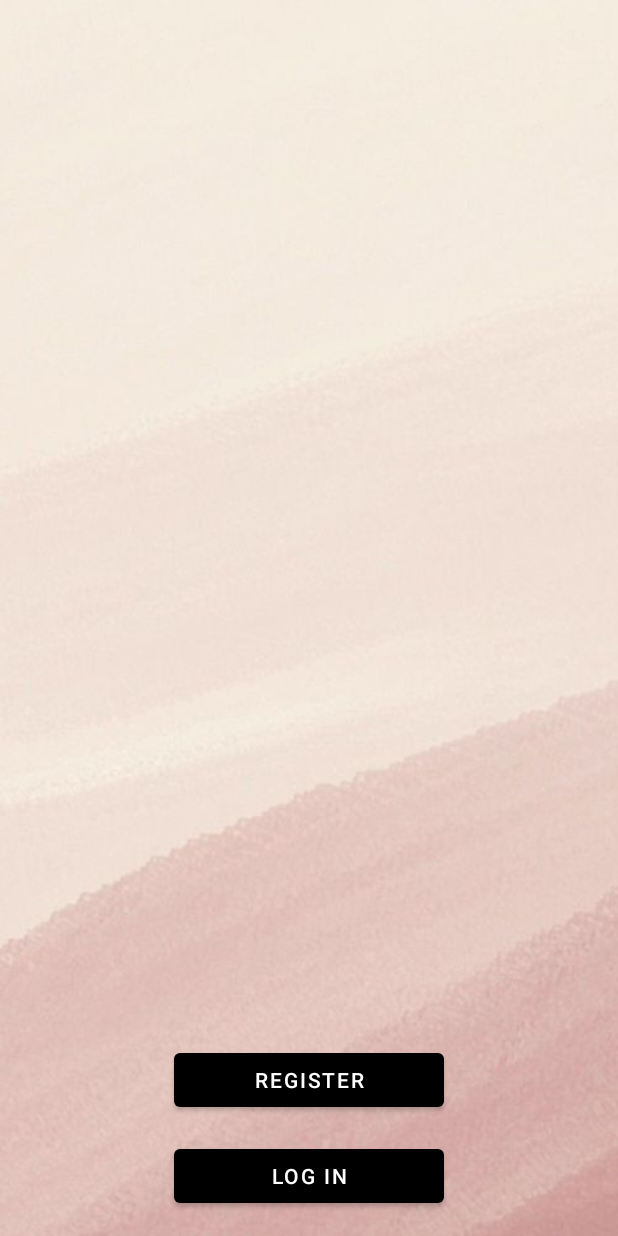
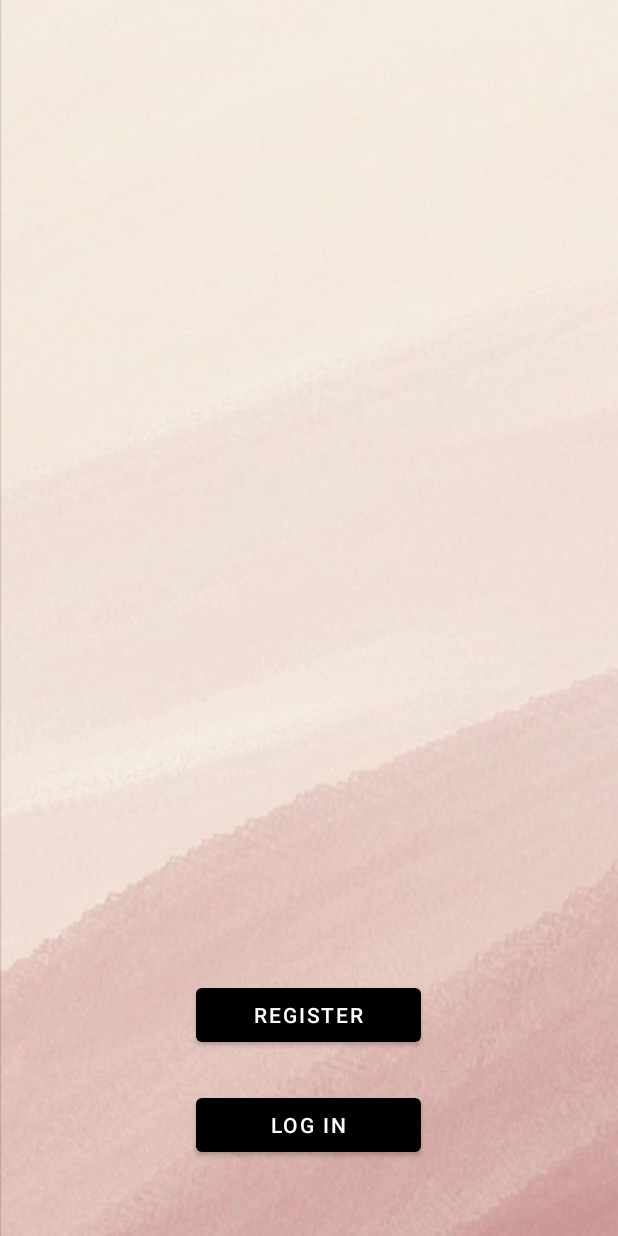
Before and after one commit to sabrinugh/Whistle, an Android app: the screen it shows after launch (startActivity), on a phone screen of 412 x 824 dp. Run offline under Robolectric (Android 15) with nearby library versions, the phone set to English and light mode, and no system bars; our stand-ins replace Firebase (no records; nobody signed in at launch, a user with empty details on screens opened directly).

Commit message:
Tidy layout

```diff
--- a/app/src/main/res/layout/activity_start.xml
+++ b/app/src/main/res/layout/activity_start.xml
@@ -4,40 +4,27 @@
     xmlns:tools="http://schemas.android.com/tools"
     android:layout_width="match_parent"
     android:layout_height="match_parent"
-    tools:context=".startActivity">
+    tools:context=".startActivity"
+    android:background="@drawable/background">
 
-    <ImageView
-        android:layout_width="match_parent"
-        android:layout_height="match_parent"
-        android:src="@drawable/background"
-        android:scaleType="centerCrop"/>
+    <Button
+        android:id="@+id/register"
+        android:layout_width="150dp"
+        android:layout_height="wrap_content"
+        android:layout_above="@+id/login"
+        android:layout_centerHorizontal="true"
+        android:layout_margin="25dp"
+        android:text="REGISTER"
+        android:textColor="#FFFFFF" />
 
-    <RelativeLayout
-        android:layout_width="match_parent"
+    <Button
+        android:id="@+id/login"
+        android:layout_width="150dp"
         android:layout_height="wrap_content"
         android:layout_alignParentBottom="true"
-        android:padding="16dp">
-
-        <Button
-            android:layout_width="match_parent"
-            android:layout_height="wrap_content"
-            android:text="REGISTER"
-            android:id="@+id/register"
-            android:textColor="#FFFFFF"
-            android:layout_marginLeft="100dp"
-            android:layout_marginRight="100dp"/>
-
-        <Button
-            android:layout_width="match_parent"
-            android:layout_height="wrap_content"
-            android:text="LOG IN"
-            android:id="@+id/login"
-            android:layout_below="@+id/register"
-            android:layout_marginTop="16dp"
-            android:layout_marginLeft="100dp"
-            android:layout_marginRight="100dp"
-            android:textColor="#FFFFFF"/>
-
-    </RelativeLayout>
+        android:layout_centerHorizontal="true"
+        android:layout_marginBottom="50dp"
+        android:text="LOG IN"
+        android:textColor="#FFFFFF" />
 
 </RelativeLayout>
```
Also changed, not shown: app/src/main/res/layout/activity_add_dog_profile.xml (+7 -12 lines), app/src/main/res/layout/activity_add_user_profile.xml (+8 -12 lines), app/src/main/res/layout/activity_edit_dog.xml (+13 -18 lines), app/src/main/res/layout/activity_edit_password.xml (+4 -8 lines), app/src/main/res/layout/activity_eidt_user.xml (+6 -8 lines), app/src/main/res/layout/activity_list_dog_profile.xml (+3 -7 lines), app/src/main/res/layout/activity_log_in.xml (+7 -12 lines), app/src/main/res/layout/activity_main.xml (+7 -11 lines), app/src/main/res/layout/activity_register.xml (+15 -21 lines), app/src/main/res/layout/activity_settin_page.xml (+9 -25 lines).
